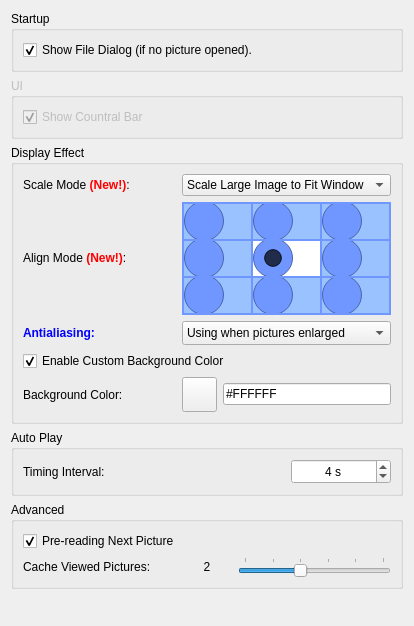
Above: ui/commonsetting.ui from yuezhao/ezviewer before the change. Below: the same form after it.
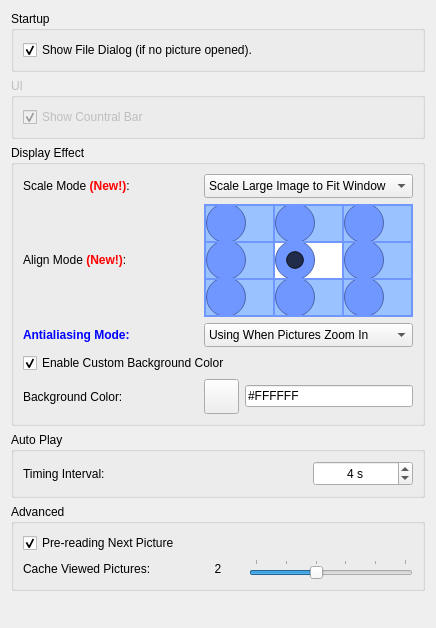
That is the form after the change. Icons and pictures are not drawn.

```diff
--- a/ui/commonsetting.ui
+++ b/ui/commonsetting.ui
@@ -6,7 +6,7 @@
    <rect>
     <x>0</x>
     <y>0</y>
-    <width>414</width>
+    <width>436</width>
     <height>616</height>
    </rect>
   </property>
@@ -65,6 +65,18 @@
      <layout class="QGridLayout" name="gridLayout_3">
       <item row="0" column="2">
        <widget class="QComboBox" name="scaleModeCombo">
+        <property name="sizePolicy">
+         <sizepolicy hsizetype="Preferred" vsizetype="Preferred">
+          <horstretch>0</horstretch>
+          <verstretch>0</verstretch>
+         </sizepolicy>
+        </property>
+        <property name="minimumSize">
+         <size>
+          <width>0</width>
+          <height>24</height>
+         </size>
+        </property>
         <item>
          <property name="text">
           <string>Scale Large Image to Fit Window</string>
@@ -113,7 +125,7 @@
         </property>
         <item>
          <property name="text">
-          <string>Using when pictures enlarged</string>
+          <string>Using When Pictures Zoom In</string>
          </property>
         </item>
         <item>
@@ -131,7 +143,7 @@
       <item row="2" column="0">
        <widget class="QLabel" name="label_2">
         <property name="text">
-         <string>&lt;html&gt;&lt;head/&gt;&lt;body&gt;&lt;p&gt;&lt;span style=&quot; font-weight:600; color:#0000ff;&quot;&gt;Antialiasing:&lt;/span&gt;&lt;/p&gt;&lt;/body&gt;&lt;/html&gt;</string>
+         <string>&lt;html&gt;&lt;head/&gt;&lt;body&gt;&lt;p&gt;&lt;span style=&quot; font-weight:600; color:#0000ff;&quot;&gt;Antialiasing Mode:&lt;/span&gt;&lt;/p&gt;&lt;/body&gt;&lt;/html&gt;</string>
         </property>
        </widget>
       </item>
```
Left out of the diff: 4 changed lines with no effect on the pictures.
